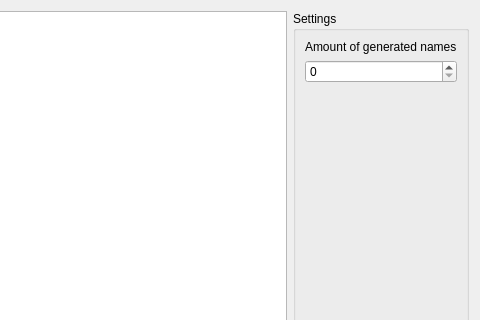
Old version of the form generators/namegenerator.ui in the repository PhilInTheGaps/GM-Companion; both pictures show x 791 to 1271 and y 0 to 320 of the 1271 by 771 pixel window.
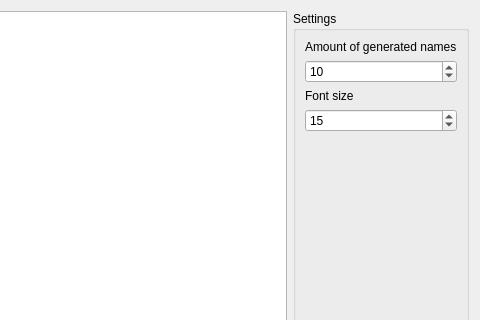
New version of the form.

Diff of the .ui file:
```diff
--- a/generators/namegenerator.ui
+++ b/generators/namegenerator.ui
@@ -50,7 +50,37 @@
        </widget>
       </item>
       <item>
-       <widget class="QSpinBox" name="spinBox_amount"/>
+       <widget class="QSpinBox" name="spinBox_amount">
+        <property name="buttonSymbols">
+         <enum>QAbstractSpinBox::UpDownArrows</enum>
+        </property>
+        <property name="showGroupSeparator" stdset="0">
+         <bool>false</bool>
+        </property>
+        <property name="minimum">
+         <number>1</number>
+        </property>
+        <property name="value">
+         <number>10</number>
+        </property>
+       </widget>
+      </item>
+      <item>
+       <widget class="QLabel" name="label_2">
+        <property name="text">
+         <string>Font size</string>
+        </property>
+       </widget>
+      </item>
+      <item>
+       <widget class="QSpinBox" name="spinBox_pointSize">
+        <property name="minimum">
+         <number>1</number>
+        </property>
+        <property name="value">
+         <number>15</number>
+        </property>
+       </widget>
       </item>
       <item>
        <spacer name="verticalSpacer">
```
